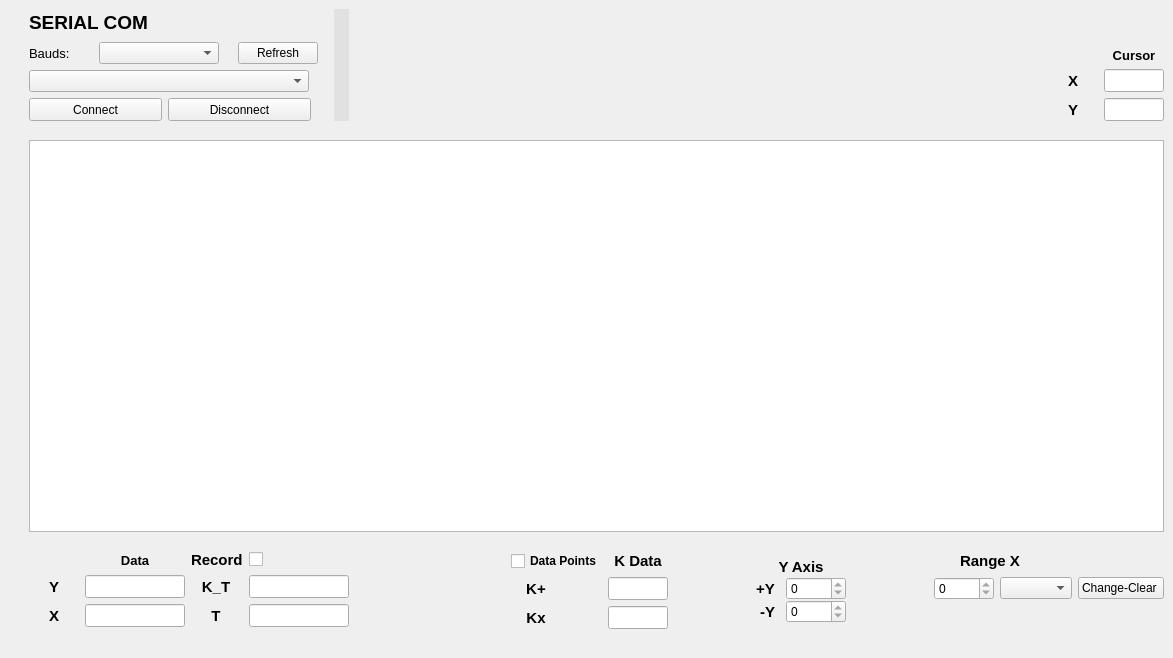
Before: the Qt Designer form ui_mainwindow.ui in ipobletev/GUI_SerialPlot, drawn with Qt 5.
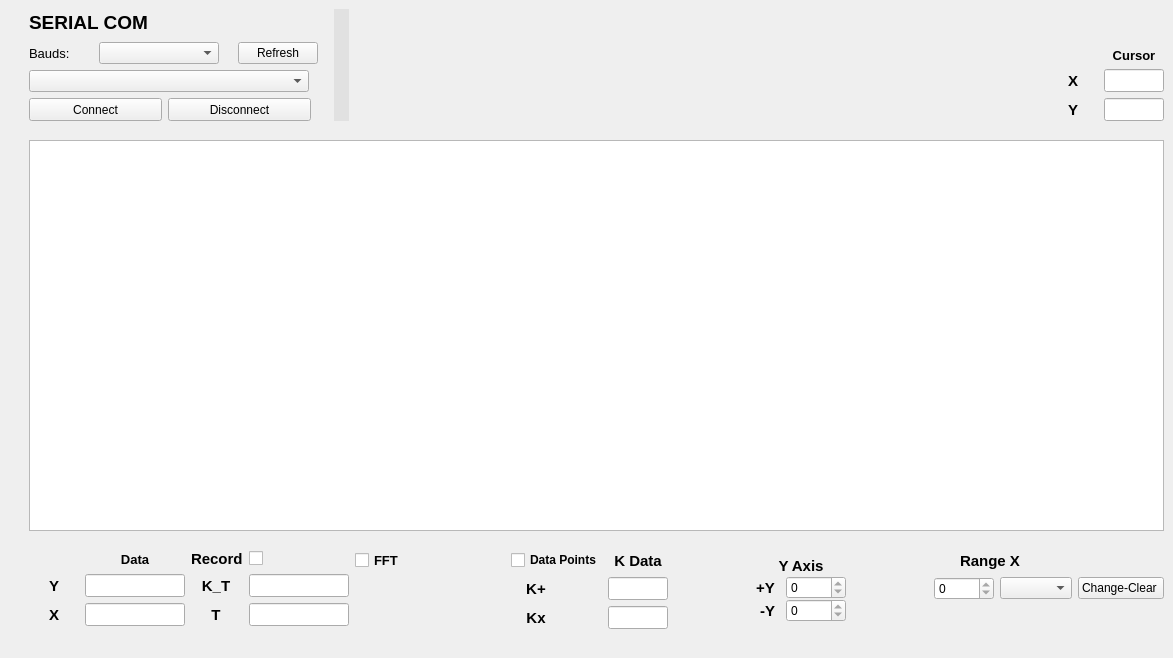
After: the same form once the commit is applied. Icons and pictures are not drawn. Custom widgets are drawn as their Qt base class.

Commit message: Disable menu and A button of grapg, new baudrate added

Patch:
```diff
--- a/ui_mainwindow.ui
+++ b/ui_mainwindow.ui
@@ -1196,6 +1196,20 @@
         </property>
        </spacer>
       </item>
+      <item row="10" column="2">
+       <widget class="QCheckBox" name="checkBox">
+        <property name="font">
+         <font>
+          <pointsize>10</pointsize>
+          <weight>75</weight>
+          <bold>true</bold>
+         </font>
+        </property>
+        <property name="text">
+         <string>FFT</string>
+        </property>
+       </widget>
+      </item>
      </layout>
     </item>
    </layout>
```
The commit also changes 7 other files.
